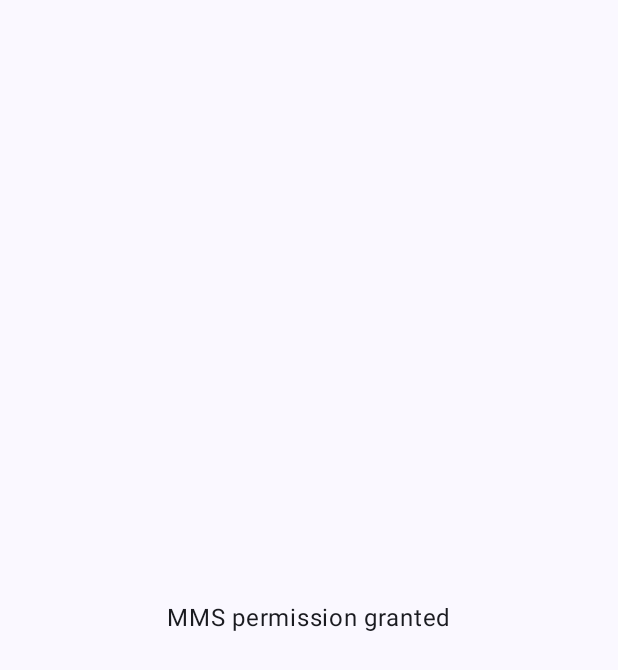
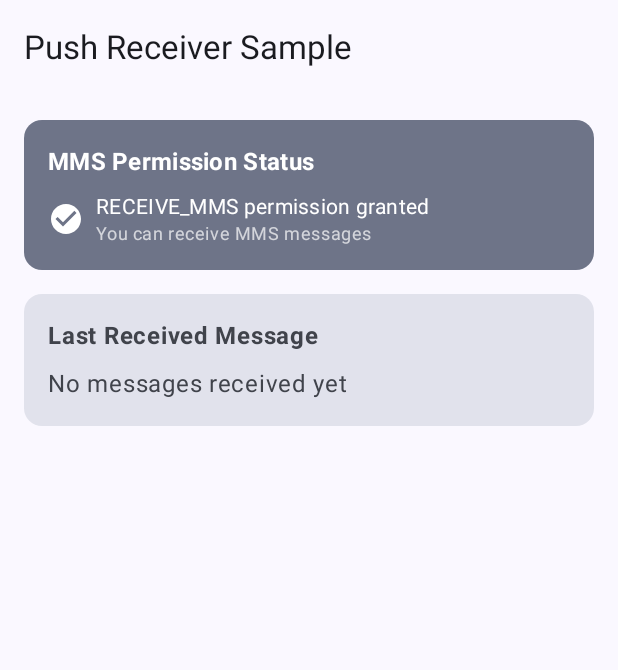
Before and after one commit to aqua-ix/PushReceiverSample, an Android app built with Jetpack Compose: the screen it shows after launch (MainActivity), on a phone screen of 412 x 824 dp. Shown: the top 670 px of the screen. Run offline under Robolectric (Android 15) with nearby library versions, the phone set to English and light mode, and no system bars.

Commit message:
Update UI

```diff
--- a/app/src/main/java/com/example/pushreceiversample/MainActivity.kt
+++ b/app/src/main/java/com/example/pushreceiversample/MainActivity.kt
@@ -1,7 +1,5 @@
 package com.example.pushreceiversample
 
-import android.content.Context
-import android.content.SharedPreferences
 import android.os.Bundle
 import androidx.activity.ComponentActivity
 import androidx.activity.compose.setContent
@@ -10,44 +8,38 @@ import androidx.compose.foundation.layout.Arrangement
 import androidx.compose.foundation.layout.Column
 import androidx.compose.foundation.layout.fillMaxSize
 import androidx.compose.foundation.layout.padding
+import androidx.compose.material3.ExperimentalMaterial3Api
 import androidx.compose.material3.Scaffold
 import androidx.compose.material3.Text
-import androidx.compose.runtime.Composable
-import androidx.compose.runtime.LaunchedEffect
-import androidx.compose.runtime.SideEffect
-import androidx.compose.runtime.getValue
-import androidx.compose.runtime.mutableStateOf
-import androidx.compose.runtime.remember
-import androidx.compose.runtime.setValue
-import androidx.compose.ui.Alignment
+import androidx.compose.material3.TopAppBar
 import androidx.compose.ui.Modifier
-import androidx.compose.ui.platform.LocalContext
 import androidx.compose.ui.unit.dp
+import com.example.pushreceiversample.ui.MmsPermission
 import com.example.pushreceiversample.ui.theme.PushReceiverSampleTheme
-import com.google.accompanist.permissions.ExperimentalPermissionsApi
-import com.google.accompanist.permissions.isGranted
-import com.google.accompanist.permissions.rememberPermissionState
-import com.google.accompanist.permissions.shouldShowRationale
-import kotlinx.coroutines.channels.awaitClose
-import kotlinx.coroutines.flow.callbackFlow
-import kotlinx.coroutines.flow.collectLatest
 
 class MainActivity : ComponentActivity() {
+    @OptIn(ExperimentalMaterial3Api::class)
     override fun onCreate(savedInstanceState: Bundle?) {
         super.onCreate(savedInstanceState)
         enableEdgeToEdge()
         setContent {
             PushReceiverSampleTheme {
-                Scaffold(modifier = Modifier.fillMaxSize()) { innerPadding ->
+                Scaffold(
+                    topBar = {
+                        TopAppBar(
+                            title = { Text("Push Receiver Sample") },
+                        )
+                    },
+                    modifier = Modifier.fillMaxSize()
+                ) { innerPadding ->
                     Column(
                         modifier = Modifier
                             .padding(innerPadding)
                             .fillMaxSize()
                             .padding(16.dp),
-                        verticalArrangement = Arrangement.Center,
-                        horizontalAlignment = Alignment.CenterHorizontally
+                        verticalArrangement = Arrangement.spacedBy(16.dp)
                     ) {
-                        RequestMmsPermission()
+                        MmsPermission()
                         ReceivedMessage()
                     }
                 }
@@ -55,49 +47,3 @@ class MainActivity : ComponentActivity() {
         }
     }
 }
-
-@OptIn(ExperimentalPermissionsApi::class)
-@Composable
-fun RequestMmsPermission() {
-    val mmsPermissionState = rememberPermissionState(android.Manifest.permission.RECEIVE_MMS)
-    when {
-        mmsPermissionState.status.isGranted -> Text("MMS permission granted")
-        mmsPermissionState.status.shouldShowRationale -> Text("MMS permission denied")
-        else -> SideEffect { mmsPermissionState.launchPermissionRequest() }
-    }
-}
-
-@Composable
-fun ReceivedMessage() {
-    val context = LocalContext.current
-    var time by remember { mutableStateOf("") }
-
-    LaunchedEffect(Unit) {
-        listenToSharedPreferences(context).collectLatest { newMessage ->
-            time = newMessage
-        }
-    }
-
-    if (time.isNotEmpty()) {
-        Text(text = "MMS Message Received at: $time")
-    }
-}
-
-fun listenToSharedPreferences(context: Context) = callbackFlow {
-    val sharedPref = context.getSharedPreferences("PushMessages", Context.MODE_PRIVATE)
-    val listener = SharedPreferences.OnSharedPreferenceChangeListener { _, key ->
-        if (key == "lastReceived") {
-            val newMessage = sharedPref.getString(key, "") ?: ""
-            trySend(newMessage)
-        }
-    }
-
-    sharedPref.registerOnSharedPreferenceChangeListener(listener)
-
-    val initialMessage = sharedPref.getString("lastReceived", "") ?: ""
-    trySend(initialMessage)
-
-    awaitClose {
-        sharedPref.unregisterOnSharedPreferenceChangeListener(listener)
-    }
-}
--- /dev/null
+++ b/app/src/main/java/com/example/pushreceiversample/ui/MmsPermission.kt
@@ -0,0 +1,143 @@
+package com.example.pushreceiversample.ui
+
+import android.content.Intent
+import android.net.Uri
+import android.provider.Settings
+import androidx.compose.foundation.layout.Arrangement
+import androidx.compose.foundation.layout.Column
+import androidx.compose.foundation.layout.Row
+import androidx.compose.foundation.layout.fillMaxWidth
+import androidx.compose.foundation.layout.padding
+import androidx.compose.material.icons.Icons
+import androidx.compose.material.icons.filled.CheckCircle
+import androidx.compose.material.icons.filled.Warning
+import androidx.compose.material3.Button
+import androidx.compose.material3.ButtonDefaults
+import androidx.compose.material3.Card
+import androidx.compose.material3.CardDefaults
+import androidx.compose.material3.Icon
+import androidx.compose.material3.MaterialTheme
+import androidx.compose.material3.Text
+import androidx.compose.runtime.Composable
+import androidx.compose.runtime.LaunchedEffect
+import androidx.compose.runtime.getValue
+import androidx.compose.runtime.mutableStateOf
+import androidx.compose.runtime.remember
+import androidx.compose.runtime.setValue
+import androidx.compose.ui.Alignment
+import androidx.compose.ui.Modifier
+import androidx.compose.ui.graphics.vector.ImageVector
+import androidx.compose.ui.platform.LocalContext
+import androidx.compose.ui.text.font.FontWeight
+import androidx.compose.ui.unit.dp
+import com.google.accompanist.permissions.ExperimentalPermissionsApi
+import com.google.accompanist.permissions.isGranted
+import com.google.accompanist.permissions.rememberPermissionState
+import com.google.accompanist.permissions.shouldShowRationale
+
+@OptIn(ExperimentalPermissionsApi::class)
+@Composable
+fun MmsPermission() {
+    val context = LocalContext.current
+    val mmsPermissionState = rememberPermissionState(android.Manifest.permission.RECEIVE_MMS)
+    var shouldShowRationale by remember { mutableStateOf(false) }
+
+    LaunchedEffect(mmsPermissionState.status) {
+        shouldShowRationale = mmsPermissionState.status.shouldShowRationale
+    }
+
+    Card(
+        modifier = Modifier.fillMaxWidth(),
+        colors = CardDefaults.cardColors(
+            containerColor = when {
+                mmsPermissionState.status.isGranted -> MaterialTheme.colorScheme.secondaryContainer
+                else -> MaterialTheme.colorScheme.errorContainer
+            }
+        )
+    ) {
+        Column(
+            modifier = Modifier.padding(16.dp),
+            verticalArrangement = Arrangement.spacedBy(8.dp)
+        ) {
+            Text(
+                text = "MMS Permission Status",
+                style = MaterialTheme.typography.titleMedium,
+                fontWeight = FontWeight.Bold
+            )
+            PermissionStatusRow(
+                icon = when {
+                    mmsPermissionState.status.isGranted -> Icons.Default.CheckCircle
+                    else -> Icons.Default.Warning
+                },
+                label = when {
+                    mmsPermissionState.status.isGranted -> "RECEIVE_MMS permission granted"
+                    shouldShowRationale -> "RECEIVE_MMS permission denied"
+                    else -> "Permission required"
+                },
+                value = when {
+                    mmsPermissionState.status.isGranted -> "You can receive MMS messages"
+                    else -> "RECEIVE_MMS permission is needed to handle MMS messages"
+                },
+                tint = when {
+                    mmsPermissionState.status.isGranted -> MaterialTheme.colorScheme.onSecondaryContainer
+                    else -> MaterialTheme.colorScheme.onErrorContainer
+                }
+            )
+            if (!mmsPermissionState.status.isGranted) {
+                Button(
+                    onClick = {
+                        if (shouldShowRationale) {
+                            val intent =
+                                Intent(Settings.ACTION_APPLICATION_DETAILS_SETTINGS).apply {
+                                    data = Uri.fromParts("package", context.packageName, null)
+                                }
+                            context.startActivity(intent)
+                        } else {
+                            mmsPermissionState.launchPermissionRequest()
+                        }
+                    },
+                    colors = ButtonDefaults.buttonColors(
+                        containerColor = MaterialTheme.colorScheme.primary,
+                        contentColor = MaterialTheme.colorScheme.onPrimary
+                    )
+                ) {
+                    Text(
+                        if (shouldShowRationale) "Open Settings"
+                        else "Request Permission"
+                    )
+                }
+            }
+        }
+    }
+}
+
+@Composable
+fun PermissionStatusRow(
+    icon: ImageVector,
+    label: String,
+    value: String,
+    tint: androidx.compose.ui.graphics.Color
+) {
+    Row(
+        verticalAlignment = Alignment.CenterVertically,
+        horizontalArrangement = Arrangement.spacedBy(8.dp)
+    ) {
+        Icon(
+            imageVector = icon,
+            contentDescription = "Permission status icon",
+            tint = tint
+        )
+        Column {
+            Text(
+                text = label,
+                style = MaterialTheme.typography.bodyMedium,
+                color = tint
+            )
+            Text(
+                text = value,
+                style = MaterialTheme.typography.bodySmall,
+                color = tint.copy(alpha = 0.7f)
+            )
+        }
+    }
+}
--- /dev/null
+++ b/app/src/main/java/com/example/pushreceiversample/ui/ReceivedMessage.kt
@@ -0,0 +1,109 @@
+package com.example.pushreceiversample
+
+import android.content.Context
+import android.content.SharedPreferences
+import androidx.compose.foundation.layout.Arrangement
+import androidx.compose.foundation.layout.Column
+import androidx.compose.foundation.layout.Row
+import androidx.compose.foundation.layout.fillMaxWidth
+import androidx.compose.foundation.layout.padding
+import androidx.compose.material.icons.Icons
+import androidx.compose.material.icons.filled.Refresh
+import androidx.compose.material3.Card
+import androidx.compose.material3.CardDefaults
+import androidx.compose.material3.Icon
+import androidx.compose.material3.MaterialTheme
+import androidx.compose.material3.Text
+import androidx.compose.runtime.Composable
+import androidx.compose.runtime.LaunchedEffect
+import androidx.compose.runtime.getValue
+import androidx.compose.runtime.mutableStateOf
+import androidx.compose.runtime.remember
+import androidx.compose.runtime.setValue
+import androidx.compose.ui.Alignment
+import androidx.compose.ui.Modifier
+import androidx.compose.ui.platform.LocalContext
+import androidx.compose.ui.text.font.FontWeight
+import androidx.compose.ui.unit.dp
+import kotlinx.coroutines.channels.awaitClose
+import kotlinx.coroutines.flow.callbackFlow
+import kotlinx.coroutines.flow.collectLatest
+
+@Composable
+fun ReceivedMessage() {
+    val context = LocalContext.current
+    var time by remember { mutableStateOf("") }
+
+    LaunchedEffect(Unit) {
+        listenToSharedPreferences(context).collectLatest { newMessage ->
+            time = newMessage
+        }
+    }
+
+    val hasMessage = time.isNotEmpty()
+
+    Card(
+        modifier = Modifier.fillMaxWidth(),
+        colors = CardDefaults.cardColors(
+            containerColor = if (hasMessage)
+                MaterialTheme.colorScheme.primaryContainer
+            else
+                MaterialTheme.colorScheme.surfaceVariant
+        )
+    ) {
+        Column(
+            modifier = Modifier.padding(16.dp),
+            verticalArrangement = Arrangement.spacedBy(8.dp)
+        ) {
+            Text(
+                text = "Last Received Message",
+                fontWeight = FontWeight.Bold,
+                color = if (hasMessage)
+                    MaterialTheme.colorScheme.onPrimaryContainer
+                else
+                    MaterialTheme.colorScheme.onSurfaceVariant
+            )
+            if (hasMessage) {
+                Row(
+                    verticalAlignment = Alignment.CenterVertically,
+                    horizontalArrangement = Arrangement.spacedBy(8.dp)
+                ) {
+                    Icon(
+                        imageVector = Icons.Default.Refresh,
+                        contentDescription = "Received message icon",
+                        tint = MaterialTheme.colorScheme.onPrimaryContainer
+                    )
+                    Text(
+                        text = "Received at: $time",
+                        style = MaterialTheme.typography.bodyLarge,
+                        color = MaterialTheme.colorScheme.onPrimaryContainer
+                    )
+                }
+            } else {
+                Text(
+                    text = "No messages received yet",
+                    color = MaterialTheme.colorScheme.onSurfaceVariant
+                )
+            }
+        }
+    }
+}
+
+fun listenToSharedPreferences(context: Context) = callbackFlow {
+    val sharedPref = context.getSharedPreferences("PushMessages", Context.MODE_PRIVATE)
+    val listener = SharedPreferences.OnSharedPreferenceChangeListener { _, key ->
+        if (key == "lastReceived") {
+            val newMessage = sharedPref.getString(key, "") ?: ""
+            trySend(newMessage)
+        }
+    }
+
+    sharedPref.registerOnSharedPreferenceChangeListener(listener)
+
+    val initialMessage = sharedPref.getString("lastReceived", "") ?: ""
+    trySend(initialMessage)
+
+    awaitClose {
+        sharedPref.unregisterOnSharedPreferenceChangeListener(listener)
+    }
+}
```
